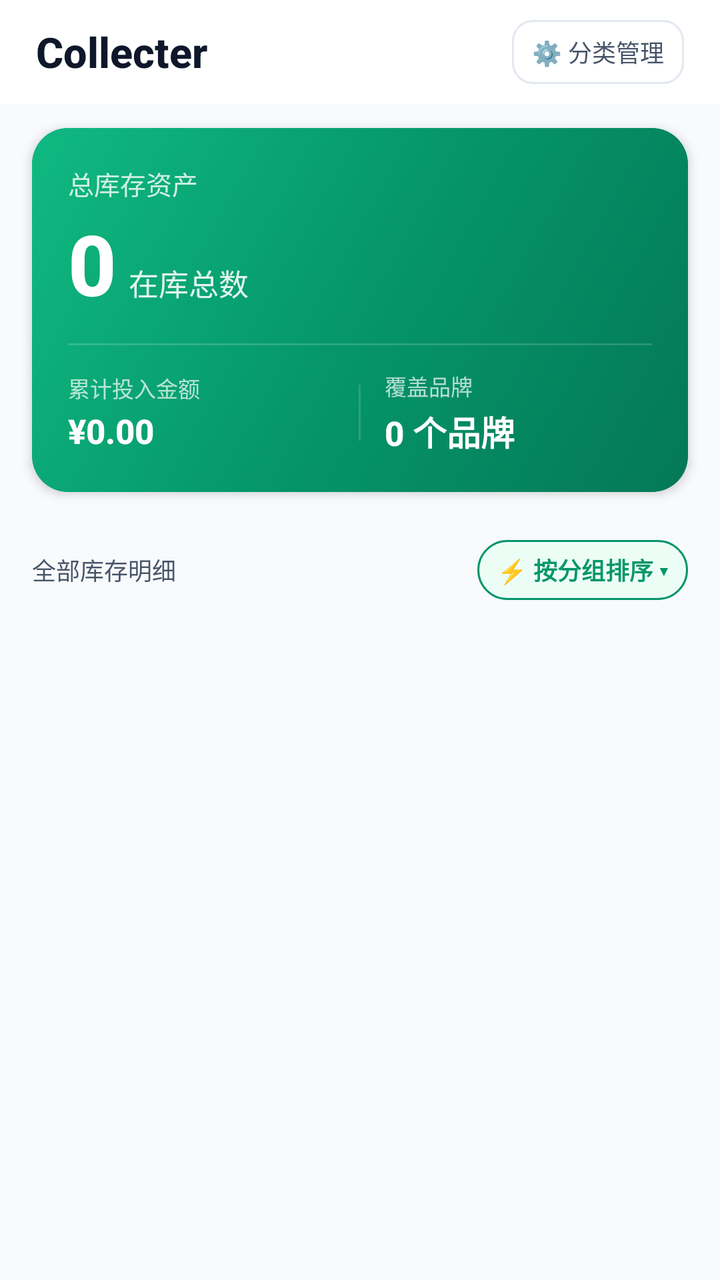
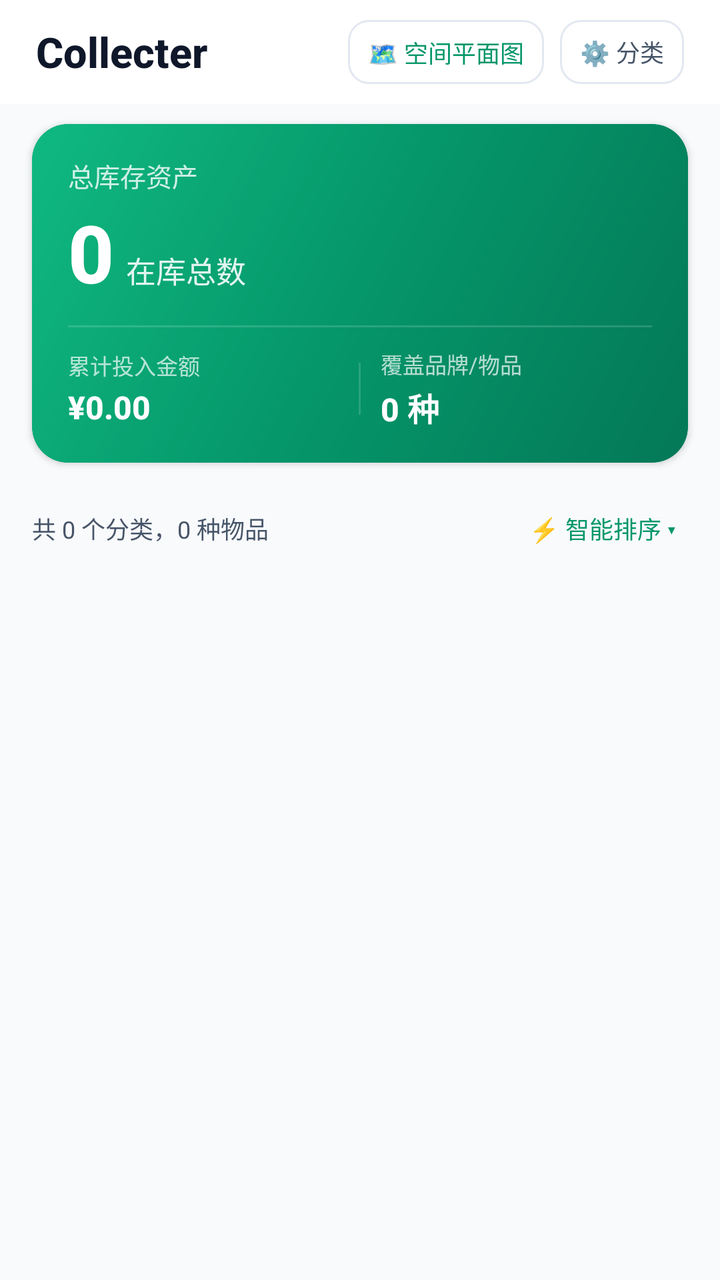

Two renders of the same Android screen: before a commit and after it. Below are the layout's source before the change and the commit's diff.
<!-- AndroidManifest.xml: application theme Theme.DiaperTracker -->
<!-- res/layout/fragment_home.xml -->
<?xml version="1.0" encoding="utf-8"?>
<LinearLayout
    xmlns:android="http://schemas.android.com/apk/res/android"
    xmlns:app="http://schemas.android.com/apk/res-auto"
    android:layout_width="match_parent"
    android:layout_height="match_parent"
    android:orientation="vertical"
    android:background="@color/background">

    
    <LinearLayout
        android:layout_width="match_parent"
        android:layout_height="52dp"
        android:orientation="horizontal"
        android:gravity="center_vertical"
        android:paddingHorizontal="18dp"
        android:background="@color/card">

        <TextView
            android:layout_width="0dp"
            android:layout_height="wrap_content"
            android:layout_weight="1"
            android:text="Collecter"
            android:textSize="21sp"
            android:textStyle="bold"
            android:textColor="@color/text_primary"
            android:fontFamily="sans-serif-medium" />

        <TextView
            android:id="@+id/btn_manage_categories"
            android:layout_width="wrap_content"
            android:layout_height="32dp"
            android:gravity="center"
            android:paddingHorizontal="10dp"
            android:text="⚙️ 分类管理"
            android:textSize="12sp"
            android:textColor="@color/text_secondary"
            android:background="@drawable/bg_chip_inactive"
            android:clickable="true"
            android:focusable="true" />
    </LinearLayout>

    
    <com.google.android.material.card.MaterialCardView
        android:layout_width="match_parent"
        android:layout_height="wrap_content"
        android:layout_marginHorizontal="16dp"
        android:layout_marginTop="12dp"
        app:cardCornerRadius="18dp"
        app:cardElevation="3dp"
        app:strokeWidth="0dp"
        app:cardBackgroundColor="@color/primary">

        <LinearLayout
            android:layout_width="match_parent"
            android:layout_height="wrap_content"
            android:orientation="vertical"
            android:background="@drawable/bg_hero_card"
            android:paddingHorizontal="18dp"
            android:paddingVertical="18dp">

            <TextView
                android:layout_width="wrap_content"
                android:layout_height="wrap_content"
                android:text="总库存资产"
                android:textColor="#CCFFFFFF"
                android:textSize="13sp"
                android:fontFamily="sans-serif-medium" />

            <LinearLayout
                android:layout_width="wrap_content"
                android:layout_height="wrap_content"
                android:orientation="horizontal"
                android:gravity="bottom"
                android:layout_marginTop="2dp">

                <TextView
                    android:id="@+id/total_count"
                    android:layout_width="wrap_content"
                    android:layout_height="wrap_content"
                    android:text="0"
                    android:textColor="#FFFFFF"
                    android:textSize="42sp"
                    android:textStyle="bold"
                    android:fontFamily="sans-serif-medium" />

                <TextView
                    android:id="@+id/total_count_unit"
                    android:layout_width="wrap_content"
                    android:layout_height="wrap_content"
                    android:layout_marginStart="6dp"
                    android:text="在库总数"
                    android:textColor="#E0FFFFFF"
                    android:textSize="15sp"
                    android:fontFamily="sans-serif-medium" />
            </LinearLayout>

            <View
                android:layout_width="match_parent"
                android:layout_height="1dp"
                android:layout_marginVertical="12dp"
                android:background="#26FFFFFF" />

            
            <LinearLayout
                android:layout_width="match_parent"
                android:layout_height="wrap_content"
                android:orientation="horizontal"
                android:gravity="center_vertical">

                <LinearLayout
                    android:layout_width="0dp"
                    android:layout_height="wrap_content"
                    android:layout_weight="1"
                    android:orientation="vertical">

                    <TextView
                        android:layout_width="wrap_content"
                        android:layout_height="wrap_content"
                        android:text="累计投入金额"
                        android:textColor="#B3FFFFFF"
                        android:textSize="11sp" />

                    <TextView
                        android:id="@+id/total_amount"
                        android:layout_width="wrap_content"
                        android:layout_height="wrap_content"
                        android:text="¥0.00"
                        android:textColor="#FFFFFF"
                        android:textSize="17sp"
                        android:textStyle="bold"
                        android:fontFamily="sans-serif-medium"
                        android:layout_marginTop="2dp" />
                </LinearLayout>

                <View
                    android:layout_width="1dp"
                    android:layout_height="28dp"
                    android:background="#26FFFFFF"
                    android:layout_marginHorizontal="12dp" />

                <LinearLayout
                    android:layout_width="0dp"
                    android:layout_height="wrap_content"
                    android:layout_weight="1"
                    android:orientation="vertical">

                    <TextView
                        android:layout_width="wrap_content"
                        android:layout_height="wrap_content"
                        android:text="覆盖品牌"
                        android:textColor="#B3FFFFFF"
                        android:textSize="11sp" />

                    <TextView
                        android:id="@+id/brand_coverage_text"
                        android:layout_width="wrap_content"
                        android:layout_height="wrap_content"
                        android:text="0 个品牌"
                        android:textColor="#FFFFFF"
                        android:textSize="17sp"
                        android:textStyle="bold"
                        android:fontFamily="sans-serif-medium"
                        android:layout_marginTop="2dp" />
                </LinearLayout>
            </LinearLayout>

        </LinearLayout>
    </com.google.android.material.card.MaterialCardView>

    
    <HorizontalScrollView
        android:layout_width="match_parent"
        android:layout_height="wrap_content"
        android:scrollbars="none"
        android:overScrollMode="never"
        android:paddingTop="12dp"
        android:paddingBottom="6dp">

        <LinearLayout
            android:id="@+id/category_chips_container"
            android:layout_width="wrap_content"
            android:layout_height="wrap_content"
            android:orientation="horizontal"
            android:paddingHorizontal="16dp"
            android:gravity="center_vertical">
            
        </LinearLayout>
    </HorizontalScrollView>

    
    <LinearLayout
        android:layout_width="match_parent"
        android:layout_height="wrap_content"
        android:orientation="horizontal"
        android:gravity="center_vertical"
        android:paddingHorizontal="16dp"
        android:paddingVertical="6dp">

        <TextView
            android:id="@+id/filter_summary_text"
            android:layout_width="0dp"
            android:layout_height="wrap_content"
            android:layout_weight="1"
            android:text="全部库存明细"
            android:textSize="12sp"
            android:textColor="@color/text_secondary" />

        
        <TextView
            android:id="@+id/btn_sort_selector"
            android:layout_width="wrap_content"
            android:layout_height="30dp"
            android:gravity="center_vertical"
            android:paddingHorizontal="10dp"
            android:text="⚡ 按分组排序 ▾"
            android:textSize="12sp"
            android:textColor="@color/primary"
            android:textStyle="bold"
            android:background="@drawable/bg_btn_custom_add"
            android:clickable="true"
            android:focusable="true" />
    </LinearLayout>

    
    <LinearLayout
        android:id="@+id/empty_state"
        android:layout_width="match_parent"
        android:layout_height="0dp"
        android:layout_weight="1"
        android:orientation="vertical"
        android:gravity="center"
        android:visibility="gone">

        <TextView
            android:layout_width="wrap_content"
            android:layout_height="wrap_content"
            android:text="📦"
            android:textSize="44sp" />

        <TextView
            android:layout_width="wrap_content"
            android:layout_height="wrap_content"
            android:text="暂无匹配的库存记录"
            android:textSize="16sp"
            android:textStyle="bold"
            android:textColor="@color/text_secondary"
            android:layout_marginTop="10dp" />

        <TextView
            android:layout_width="wrap_content"
            android:layout_height="wrap_content"
            android:text="点击下方绿色 + 记录第一笔耗材"
            android:textSize="13sp"
            android:textColor="@color/text_hint"
            android:layout_marginTop="4dp" />
    </LinearLayout>

    
    <androidx.recyclerview.widget.RecyclerView
        android:id="@+id/category_list"
        android:layout_width="match_parent"
        android:layout_height="0dp"
        android:layout_weight="1"
        android:clipToPadding="false"
        android:overScrollMode="never"
        android:scrollbars="none"
        android:paddingBottom="84dp" />

</LinearLayout>
<!-- resources referenced by this layout -->
<resources>
  <color name="background">#F8FAFC</color>
  <color name="card">#FFFFFF</color>
  <color name="primary">#059669</color>
  <color name="text_hint">#94A3B8</color>
  <color name="text_primary">#0F172A</color>
  <color name="text_secondary">#475569</color>
  <!-- drawable bg_btn_custom_add (drawable) -->
  <?xml version="1.0" encoding="utf-8"?>
  <shape xmlns:android="http://schemas.android.com/apk/res/android"
      android:shape="rectangle">
      <solid android:color="@color/primary_surface" />
      <corners android:radius="16dp" />
      <stroke
          android:width="1dp"
          android:color="@color/primary" />
  </shape>
  <!-- drawable bg_chip_inactive (drawable) -->
  <?xml version="1.0" encoding="utf-8"?>
  <shape xmlns:android="http://schemas.android.com/apk/res/android"
      android:shape="rectangle">
      <solid android:color="@color/card" />
      <stroke android:width="1dp" android:color="@color/card_border" />
      <corners android:radius="10dp" />
  </shape>
  <!-- drawable bg_hero_card (drawable) -->
  <?xml version="1.0" encoding="utf-8"?>
  <shape xmlns:android="http://schemas.android.com/apk/res/android"
      android:shape="rectangle">
      <gradient
          android:angle="135"
          android:startColor="@color/primary_dark"
          android:centerColor="@color/primary"
          android:endColor="@color/primary_light"
          android:type="linear" />
      <corners android:radius="18dp" />
  </shape>
  <style name="Theme.DiaperTracker" parent="Theme.Material3.DayNight.NoActionBar">
          <item name="colorPrimary">@color/primary</item>
          <item name="colorPrimaryDark">@color/primary_dark</item>
          <item name="colorSecondary">@color/accent</item>
          <item name="android:colorBackground">@color/background</item>
          <item name="android:statusBarColor">@color/primary_dark</item>
          <item name="android:windowLightStatusBar">false</item>
          <item name="android:navigationBarColor">@color/card</item>
          <item name="android:windowLightNavigationBar">true</item>
      </style>
  <color name="primary_surface">#ECFDF5</color>
  <color name="card_border">#E2E8F0</color>
  <color name="primary_dark">#047857</color>
  <color name="primary_light">#10B981</color>
  <color name="accent">#F59E0B</color>
</resources>

<!-- the commit's change to res/layout/fragment_home.xml (unified diff, before → after) -->
@@ -27,12 +27,26 @@
             android:fontFamily="sans-serif-medium" />
 
         <TextView
+            android:id="@+id/btn_open_floorplan_map"
+            android:layout_width="wrap_content"
+            android:layout_height="32dp"
+            android:gravity="center"
+            android:paddingHorizontal="10dp"
+            android:text="🗺️ 空间平面图"
+            android:textSize="12sp"
+            android:textColor="@color/primary"
+            android:background="@drawable/bg_chip_inactive"
+            android:layout_marginEnd="8dp"
+            android:clickable="true"
+            android:focusable="true" />
+
+        <TextView
             android:id="@+id/btn_manage_categories"
             android:layout_width="wrap_content"
             android:layout_height="32dp"
             android:gravity="center"
             android:paddingHorizontal="10dp"
-            android:text="⚙️ 分类管理"
+            android:text="⚙️ 分类"
             android:textSize="12sp"
             android:textColor="@color/text_secondary"
             android:background="@drawable/bg_chip_inactive"
@@ -40,231 +54,285 @@
             android:focusable="true" />
     </LinearLayout>
 
-    
-    <com.google.android.material.card.MaterialCardView
+    <ScrollView
         android:layout_width="match_parent"
-        android:layout_height="wrap_content"
-        android:layout_marginHorizontal="16dp"
-        android:layout_marginTop="12dp"
-        app:cardCornerRadius="18dp"
-        app:cardElevation="3dp"
-        app:strokeWidth="0dp"
-        app:cardBackgroundColor="@color/primary">
+        android:layout_height="match_parent"
+        android:overScrollMode="never"
+        android:scrollbars="none">
 
         <LinearLayout
             android:layout_width="match_parent"
             android:layout_height="wrap_content"
             android:orientation="vertical"
-            android:background="@drawable/bg_hero_card"
-            android:paddingHorizontal="18dp"
-            android:paddingVertical="18dp">
-
-            <TextView
-                android:layout_width="wrap_content"
-                android:layout_height="wrap_content"
-                android:text="总库存资产"
-                android:textColor="#CCFFFFFF"
-                android:textSize="13sp"
-                android:fontFamily="sans-serif-medium" />
-
-            <LinearLayout
-                android:layout_width="wrap_content"
-                android:layout_height="wrap_content"
-                android:orientation="horizontal"
-                android:gravity="bottom"
-                android:layout_marginTop="2dp">
-
-                <TextView
-                    android:id="@+id/total_count"
-                    android:layout_width="wrap_content"
-                    android:layout_height="wrap_content"
-                    android:text="0"
-                    android:textColor="#FFFFFF"
-                    android:textSize="42sp"
-                    android:textStyle="bold"
-                    android:fontFamily="sans-serif-medium" />
-
-                <TextView
-                    android:id="@+id/total_count_unit"
-                    android:layout_width="wrap_content"
-                    android:layout_height="wrap_content"
-                    android:layout_marginStart="6dp"
-                    android:text="在库总数"
-                    android:textColor="#E0FFFFFF"
-                    android:textSize="15sp"
-                    android:fontFamily="sans-serif-medium" />
-            </LinearLayout>
-
-            <View
-                android:layout_width="match_parent"
-                android:layout_height="1dp"
-                android:layout_marginVertical="12dp"
-                android:background="#26FFFFFF" />
-
-            
-            <LinearLayout
-                android:layout_width="match_parent"
-                android:layout_height="wrap_content"
-                android:orientation="horizontal"
-                android:gravity="center_vertical">
+            android:paddingBottom="84dp">
+
+            
+            <com.google.android.material.card.MaterialCardView
+                android:id="@+id/card_important_items_tracker"
+                android:layout_width="match_parent"
+                android:layout_height="wrap_content"
+                android:layout_marginHorizontal="16dp"
+                android:layout_marginTop="10dp"
+                app:cardCornerRadius="16dp"
+                app:cardElevation="0dp"
+                app:cardBackgroundColor="@color/card"
+                app:strokeColor="@color/primary"
+                app:strokeWidth="1.5dp"
+                android:visibility="gone">
 
                 <LinearLayout
-                    android:layout_width="0dp"
-                    android:layout_height="wrap_content"
-                    android:layout_weight="1"
-                    android:orientation="vertical">
+                    android:layout_width="match_parent"
+                    android:layout_height="wrap_content"
+                    android:orientation="vertical"
+                    android:padding="14dp">
+
+                    <LinearLayout
+                        android:layout_width="match_parent"
+                        android:layout_height="wrap_content"
+                        android:orientation="horizontal"
+                        android:gravity="center_vertical"
+                        android:layout_marginBottom="8dp">
+
+                        <TextView
+                            android:layout_width="0dp"
+                            android:layout_height="wrap_content"
+                            android:layout_weight="1"
+                            android:text="⭐ 重要贵重物品 · 定期核对"
+                            android:textColor="@color/primary"
+                            android:textSize="14sp"
+                            android:textStyle="bold" />
+
+                        <TextView
+                            android:id="@+id/important_count_badge"
+                            android:layout_width="wrap_content"
+                            android:layout_height="wrap_content"
+                            android:text="0 项待确认"
+                            android:textSize="11sp"
+                            android:textColor="@color/text_secondary" />
+                    </LinearLayout>
+
+                    <LinearLayout
+                        android:id="@+id/important_items_list_container"
+                        android:layout_width="match_parent"
+                        android:layout_height="wrap_content"
+                        android:orientation="vertical" />
+                </LinearLayout>
+            </com.google.android.material.card.MaterialCardView>
+
+            
+            <com.google.android.material.card.MaterialCardView
+                android:layout_width="match_parent"
+                android:layout_height="wrap_content"
+                android:layout_marginHorizontal="16dp"
+                android:layout_marginTop="10dp"
+                app:cardCornerRadius="18dp"
+                app:cardElevation="2dp"
+                app:strokeWidth="0dp"
+                app:cardBackgroundColor="@color/primary">
+
+                <LinearLayout
+                    android:layout_width="match_parent"
+                    android:layout_height="wrap_content"
+                    android:orientation="vertical"
+                    android:background="@drawable/bg_hero_card"
+                    android:paddingHorizontal="18dp"
+                    android:paddingVertical="16dp">
 
                     <TextView
                         android:layout_width="wrap_content"
                         android:layout_height="wrap_content"
-                        android:text="累计投入金额"
-                        android:textColor="#B3FFFFFF"
-                        android:textSize="11sp" />
-
-                    <TextView
-                        android:id="@+id/total_amount"
+                        android:text="总库存资产"
+                        android:textColor="#CCFFFFFF"
+                        android:textSize="13sp"
+                        android:fontFamily="sans-serif-medium" />
+
+                    <LinearLayout
                         android:layout_width="wrap_content"
                         android:layout_height="wrap_content"
-                        android:text="¥0.00"
-                        android:textColor="#FFFFFF"
-                        android:textSize="17sp"
-                        android:textStyle="bold"
-                        android:fontFamily="sans-serif-medium"
-                        android:layout_marginTop="2dp" />
+                        android:orientation="horizontal"
+                        android:gravity="bottom"
+                        android:layout_marginTop="2dp">
+
+                        <TextView
+                            android:id="@+id/total_count"
+                            android:layout_width="wrap_content"
+                            android:layout_height="wrap_content"
+                            android:text="0"
+                            android:textColor="#FFFFFF"
+                            android:textSize="40sp"
+                            android:textStyle="bold"
+                            android:fontFamily="sans-serif-medium" />
+
+                        <TextView
+                            android:id="@+id/total_count_unit"
+                            android:layout_width="wrap_content"
+                            android:layout_height="wrap_content"
+                            android:layout_marginStart="6dp"
+                            android:text="在库总数"
+                            android:textColor="#E0FFFFFF"
+                            android:textSize="15sp"
+                            android:fontFamily="sans-serif-medium" />
+                    </LinearLayout>
+
+                    <View
+                        android:layout_width="match_parent"
+                        android:layout_height="1dp"
+                        android:layout_marginVertical="10dp"
+                        android:background="#26FFFFFF" />
+
+                    
+                    <LinearLayout
+                        android:layout_width="match_parent"
+                        android:layout_height="wrap_content"
+                        android:orientation="horizontal"
+                        android:gravity="center_vertical">
+
+                        <LinearLayout
+                            android:layout_width="0dp"
+                            android:layout_height="wrap_content"
+                            android:layout_weight="1"
+                            android:orientation="vertical">
+
+                            <TextView
+                                android:layout_width="wrap_content"
+                                android:layout_height="wrap_content"
+                                android:text="累计投入金额"
+                                android:textColor="#B3FFFFFF"
+                                android:textSize="11sp" />
+
+                            <TextView
+                                android:id="@+id/total_amount"
+                                android:layout_width="wrap_content"
+                                android:layout_height="wrap_content"
+                                android:text="¥0.00"
+                                android:textColor="#FFFFFF"
+                                android:textSize="16sp"
+                                android:textStyle="bold"
+                                android:fontFamily="sans-serif-medium"
+                                android:layout_marginTop="2dp" />
+                        </LinearLayout>
+
+                        <View
+                            android:layout_width="1dp"
+                            android:layout_height="26dp"
+                            android:background="#26FFFFFF"
+                            android:layout_marginHorizontal="10dp" />
+
+                        <LinearLayout
+                            android:layout_width="0dp"
+                            android:layout_height="wrap_content"
+                            android:layout_weight="1"
+                            android:orientation="vertical">
+
+                            <TextView
+                                android:layout_width="wrap_content"
+                                android:layout_height="wrap_content"
+                                android:text="覆盖品牌/物品"
+                                android:textColor="#B3FFFFFF"
+                                android:textSize="11sp" />
+
+                            <TextView
+                                android:id="@+id/brand_coverage_text"
+                                android:layout_width="wrap_content"
+                                android:layout_height="wrap_content"
+                                android:text="0 种"
+                                android:textColor="#FFFFFF"
+                                android:textSize="16sp"
+                                android:textStyle="bold"
+                                android:fontFamily="sans-serif-medium"
+                                android:layout_marginTop="2dp" />
+                        </LinearLayout>
+                    </LinearLayout>
+
                 </LinearLayout>
-
-                <View
-                    android:layout_width="1dp"
-                    android:layout_height="28dp"
-                    android:background="#26FFFFFF"
-                    android:layout_marginHorizontal="12dp" />
+            </com.google.android.material.card.MaterialCardView>
+
+            
+            <HorizontalScrollView
+                android:layout_width="match_parent"
+                android:layout_height="wrap_content"
+                android:scrollbars="none"
+                android:overScrollMode="never"
+                android:paddingTop="10dp"
+                android:paddingBottom="4dp">
 
                 <LinearLayout
+                    android:id="@+id/category_chips_container"
+                    android:layout_width="wrap_content"
+                    android:layout_height="wrap_content"
+                    android:orientation="horizontal"
+                    android:paddingHorizontal="16dp"
+                    android:gravity="center_vertical" />
+            </HorizontalScrollView>
+
+            
+            <LinearLayout
+                android:layout_width="match_parent"
+                android:layout_height="wrap_content"
+                android:orientation="horizontal"
+                android:gravity="center_vertical"
+                android:paddingHorizontal="16dp"
+                android:paddingVertical="4dp">
+
+                <TextView
+                    android:id="@+id/group_count_text"
                     android:layout_width="0dp"
                     android:layout_height="wrap_content"
                     android:layout_weight="1"
-                    android:orientation="vertical">
+                    android:text="共 0 个分类，0 种物品"
+                    android:textColor="@color/text_secondary"
+                    android:textSize="12sp" />
+
+                <TextView
+                    android:id="@+id/btn_sort_order"
+                    android:layout_width="wrap_content"
+                    android:layout_height="wrap_content"
+                    android:text="⚡ 智能排序 ▾"
+                    android:textSize="12sp"
+                    android:textColor="@color/primary"
+                    android:padding="6dp"
+                    android:clickable="true"
+                    android:focusable="true" />
+            </LinearLayout>
+
+            
+            <FrameLayout
+                android:layout_width="match_parent"
+                android:layout_height="wrap_content"
+                android:paddingHorizontal="16dp">
+
+                <androidx.recyclerview.widget.RecyclerView
+                    android:id="@+id/brand_recycler"
+                    android:layout_width="match_parent"
+                    android:layout_height="wrap_content"
+                    android:nestedScrollingEnabled="false"
+                    android:overScrollMode="never" />
+
+                <LinearLayout
+                    android:id="@+id/empty_layout"
+                    android:layout_width="match_parent"
+                    android:layout_height="220dp"
+                    android:orientation="vertical"
+                    android:gravity="center"
+                    android:visibility="gone">
 
                     <TextView
                         android:layout_width="wrap_content"
                         android:layout_height="wrap_content"
-                        android:text="覆盖品牌"
-                        android:textColor="#B3FFFFFF"
-                        android:textSize="11sp" />
+                        android:text="📦"
+                        android:textSize="44sp" />
 
                     <TextView
-                        android:id="@+id/brand_coverage_text"
                         android:layout_width="wrap_content"
                         android:layout_height="wrap_content"
-                        android:text="0 个品牌"
-                        android:textColor="#FFFFFF"
-                        android:textSize="17sp"
-                        android:textStyle="bold"
-                        android:fontFamily="sans-serif-medium"
-                        android:layout_marginTop="2dp" />
+                        android:text="暂无记录，点击右下角 ＋ 立即开始记一笔"
+                        android:textColor="@color/text_secondary"
+                        android:textSize="14sp"
+                        android:layout_marginTop="8dp" />
                 </LinearLayout>
-            </LinearLayout>
+            </FrameLayout>
 
         </LinearLayout>
-    </com.google.android.material.card.MaterialCardView>
-
-    
-    <HorizontalScrollView
-        android:layout_width="match_parent"
-        android:layout_height="wrap_content"
-        android:scrollbars="none"
-        android:overScrollMode="never"
-        android:paddingTop="12dp"
-        android:paddingBottom="6dp">
-
-        <LinearLayout
-            android:id="@+id/category_chips_container"
-            android:layout_width="wrap_content"
-            android:layout_height="wrap_content"
-            android:orientation="horizontal"
-            android:paddingHorizontal="16dp"
-            android:gravity="center_vertical">
-            
-        </LinearLayout>
-    </HorizontalScrollView>
-
-    
-    <LinearLayout
-        android:layout_width="match_parent"
-        android:layout_height="wrap_content"
-        android:orientation="horizontal"
-        android:gravity="center_vertical"
-        android:paddingHorizontal="16dp"
-        android:paddingVertical="6dp">
-
-        <TextView
-            android:id="@+id/filter_summary_text"
-            android:layout_width="0dp"
-            android:layout_height="wrap_content"
-            android:layout_weight="1"
-            android:text="全部库存明细"
-            android:textSize="12sp"
-            android:textColor="@color/text_secondary" />
-
-        
-        <TextView
-            android:id="@+id/btn_sort_selector"
-            android:layout_width="wrap_content"
-            android:layout_height="30dp"
-            android:gravity="center_vertical"
-            android:paddingHorizontal="10dp"
-            android:text="⚡ 按分组排序 ▾"
-            android:textSize="12sp"
-            android:textColor="@color/primary"
-            android:textStyle="bold"
-            android:background="@drawable/bg_btn_custom_add"
-            android:clickable="true"
-            android:focusable="true" />
-    </LinearLayout>
-
-    
-    <LinearLayout
-        android:id="@+id/empty_state"
-        android:layout_width="match_parent"
-        android:layout_height="0dp"
-        android:layout_weight="1"
-        android:orientation="vertical"
-        android:gravity="center"
-        android:visibility="gone">
-
-        <TextView
-            android:layout_width="wrap_content"
-            android:layout_height="wrap_content"
-            android:text="📦"
-            android:textSize="44sp" />
-
-        <TextView
-            android:layout_width="wrap_content"
-            android:layout_height="wrap_content"
-            android:text="暂无匹配的库存记录"
-            android:textSize="16sp"
-            android:textStyle="bold"
-            android:textColor="@color/text_secondary"
-            android:layout_marginTop="10dp" />
-
-        <TextView
-            android:layout_width="wrap_content"
-            android:layout_height="wrap_content"
-            android:text="点击下方绿色 + 记录第一笔耗材"
-            android:textSize="13sp"
-            android:textColor="@color/text_hint"
-            android:layout_marginTop="4dp" />
-    </LinearLayout>
-
-    
-    <androidx.recyclerview.widget.RecyclerView
-        android:id="@+id/category_list"
-        android:layout_width="match_parent"
-        android:layout_height="0dp"
-        android:layout_weight="1"
-        android:clipToPadding="false"
-        android:overScrollMode="never"
-        android:scrollbars="none"
-        android:paddingBottom="84dp" />
+    </ScrollView>
 
 </LinearLayout>
<!-- resource entries referenced after the edit -->
@@ -3,19 +3,8 @@
   <color name="background">#F8FAFC</color>
   <color name="card">#FFFFFF</color>
   <color name="primary">#059669</color>
-  <color name="text_hint">#94A3B8</color>
   <color name="text_primary">#0F172A</color>
   <color name="text_secondary">#475569</color>
-  <!-- drawable bg_btn_custom_add (drawable) -->
-  <?xml version="1.0" encoding="utf-8"?>
-  <shape xmlns:android="http://schemas.android.com/apk/res/android"
-      android:shape="rectangle">
-      <solid android:color="@color/primary_surface" />
-      <corners android:radius="16dp" />
-      <stroke
-          android:width="1dp"
-          android:color="@color/primary" />
-  </shape>
   <!-- drawable bg_chip_inactive (drawable) -->
   <?xml version="1.0" encoding="utf-8"?>
   <shape xmlns:android="http://schemas.android.com/apk/res/android"
@@ -46,7 +35,6 @@
           <item name="android:navigationBarColor">@color/card</item>
           <item name="android:windowLightNavigationBar">true</item>
       </style>
-  <color name="primary_surface">#ECFDF5</color>
   <color name="card_border">#E2E8F0</color>
   <color name="primary_dark">#047857</color>
   <color name="primary_light">#10B981</color>
